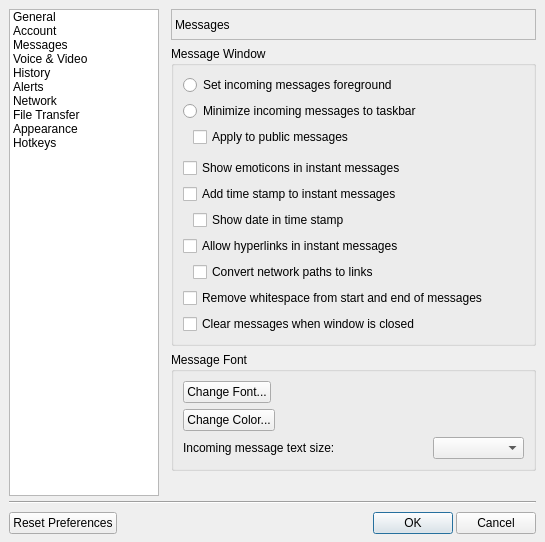
This is sources/aformsettings.ui in murtisoft/lnmsgr as Qt 5 draws it before an edit. The edited form follows.
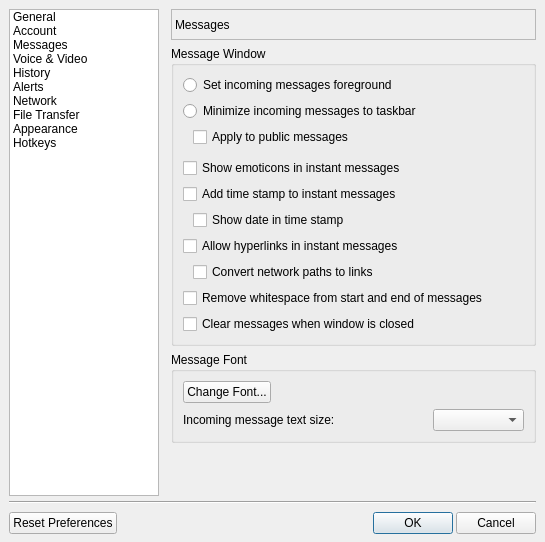
This is the edited form. The open tabs and pages were chosen to show the change.

Commit message: Ancient font And font color buttons removed.

```diff
--- a/sources/aformsettings.ui
+++ b/sources/aformsettings.ui
@@ -758,30 +758,6 @@
               </item>
              </layout>
             </item>
-            <item>
-             <layout class="QHBoxLayout" name="horizontalLayout_9">
-              <item>
-               <widget class="QPushButton" name="btnColor">
-                <property name="text">
-                 <string>Change Color...</string>
-                </property>
-               </widget>
-              </item>
-              <item>
-               <spacer name="horizontalSpacer_7">
-                <property name="orientation">
-                 <enum>Qt::Orientation::Horizontal</enum>
-                </property>
-                <property name="sizeHint" stdset="0">
-                 <size>
-                  <width>40</width>
-                  <height>20</height>
-                 </size>
-                </property>
-               </spacer>
-              </item>
-             </layout>
-            </item>
             <item>
              <layout class="QHBoxLayout" name="horizontalLayout_10">
               <item>
```
Left out of the diff: 3 changed lines with no effect on the pictures. The commit also changes 12 other files.
